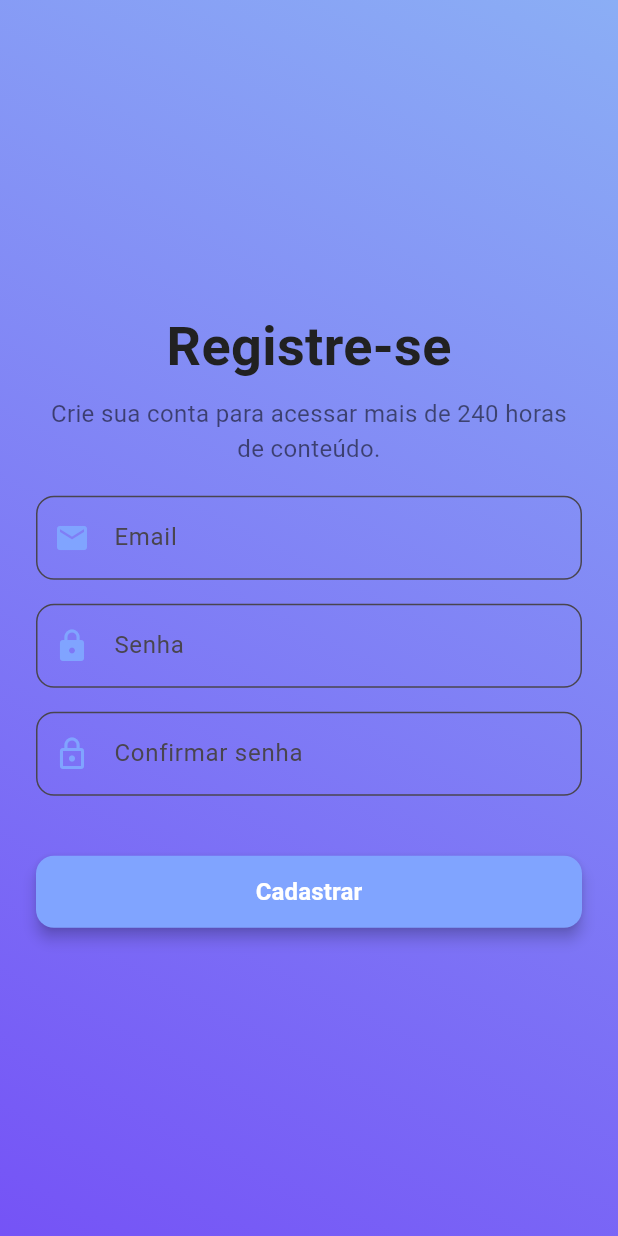
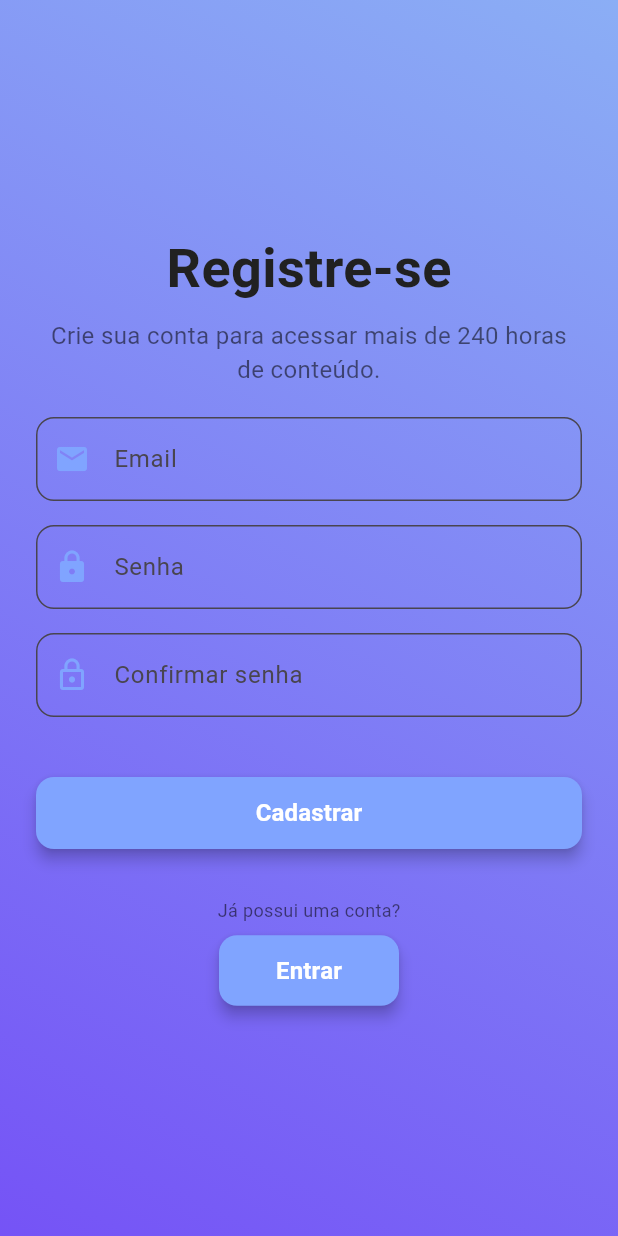
Before and after one commit to PyGodoy/courses_app, a Flutter app: the RegisterScreen screen opened by its route, on a phone screen of 412 x 824 dp. Run offline on Flutter 3.47's test engine with Material 3 defaults, Android fonts, the phone set to English and light mode, and no system bars.

Commit message:
button register and login

```diff
--- a/lib/DesignSystem/Samples/ButtonsSampleScreen/custom_button_sample_screen.dart
+++ b/lib/DesignSystem/Samples/ButtonsSampleScreen/custom_button_sample_screen.dart
@@ -1,5 +1,5 @@
 import 'package:flutter/material.dart';
-import '../../DesignSystem/components/buttons/custom_button.dart';
+import '../../components/buttons/custom_button.dart';
 
 class CustomButtonSampleScreen extends StatelessWidget {
   const CustomButtonSampleScreen({Key? key}) : super(key: key);
--- a/lib/DesignSystem/Samples/ButtonsSampleScreen/elevated_button_sample_screen.dart
+++ b/lib/DesignSystem/Samples/ButtonsSampleScreen/elevated_button_sample_screen.dart
@@ -1,6 +1,6 @@
 import 'package:courses_app/DesignSystem/components/buttons/elevated_button.dart';
 import 'package:flutter/material.dart';
-import '../../DesignSystem/shared/colors/app_colors.dart';
+import '../../shared/colors/app_colors.dart';
 
 class CustomElevatedButtonSampleScreen extends StatelessWidget {
   const CustomElevatedButtonSampleScreen({Key? key}) : super(key: key);
--- a/lib/DesignSystem/components/buttons/elevated_button.dart
+++ b/lib/DesignSystem/components/buttons/elevated_button.dart
@@ -5,29 +5,35 @@ class CustomElevatedButton extends StatelessWidget {
   final String label;
   final VoidCallback onPressed;
   final Color color;
-  final double height;
-  final double width;
+  final double? height;
+  final double? width;
+  final ButtonSize size;
 
   const CustomElevatedButton({
     Key? key,
     required this.label,
     required this.onPressed,
     this.color = AppColors.secondary, // Cor padrão
-    this.height = 48.0, // Altura padrão
-    this.width = double.infinity, // Largura padrão para preencher
+    this.height,
+    this.width,
+    this.size = ButtonSize.medium, // Tamanho padrão
   }) : super(key: key);
 
   @override
   Widget build(BuildContext context) {
+    // Define dimensões com base no tamanho
+    final double calculatedHeight = height ?? _getHeightForSize(size);
+    final double calculatedWidth = width ?? _getWidthForSize(size);
+
     return ElevatedButton(
       onPressed: onPressed,
       style: ElevatedButton.styleFrom(
-        backgroundColor: AppColors.secondary, // Cor de fundo do botão
+        backgroundColor: color, // Cor de fundo do botão
         shape: RoundedRectangleBorder(
           borderRadius: BorderRadius.circular(12), // Borda arredondada
         ),
         padding: EdgeInsets.symmetric(vertical: 12.0), // Ajuste do padding
-        minimumSize: Size(width, height), // Largura e altura mínimas
+        minimumSize: Size(calculatedWidth, calculatedHeight), // Tamanhos mínimos
         elevation: 4, // Sombra do botão
       ),
       child: Text(
@@ -40,4 +46,31 @@ class CustomElevatedButton extends StatelessWidget {
       ),
     );
   }
+
+  // Define altura baseada no tamanho
+  double _getHeightForSize(ButtonSize size) {
+    switch (size) {
+      case ButtonSize.small:
+        return 36.0;
+      case ButtonSize.medium:
+        return 48.0;
+      case ButtonSize.large:
+        return 56.0;
+    }
+  }
+
+  // Define largura baseada no tamanho
+  double _getWidthForSize(ButtonSize size) {
+    switch (size) {
+      case ButtonSize.small:
+        return 120.0;
+      case ButtonSize.medium:
+        return double.infinity; // Preenche horizontalmente
+      case ButtonSize.large:
+        return 200.0;
+    }
+  }
 }
+
+// Enum para tamanhos de botão
+enum ButtonSize { small, medium, large }
--- a/lib/scenes/home/home_router.dart
+++ b/lib/scenes/home/home_router.dart
@@ -1,10 +1,7 @@
 import 'package:courses_app/scenes/home/home_factory.dart';
 import 'package:courses_app/scenes/notifications/notifications_factory.dart';
-import 'package:courses_app/scenes/notifications/notifications_screen.dart';
 import 'package:courses_app/scenes/profile/profile_factory.dart';
-import 'package:courses_app/scenes/profile/profile_screen.dart';
 import 'package:flutter/material.dart';
-import 'home_screen.dart';
 
 class HomeRouter {
   static Route<dynamic> route(String routeName) {
--- a/lib/scenes/initialscreen/initial_screen.dart
+++ b/lib/scenes/initialscreen/initial_screen.dart
@@ -52,7 +52,7 @@ class InitialScreen extends StatelessWidget {
                     Navigator.pushReplacement(
                       context,
                       InitialRouter.generateRoute(
-                        const RouteSettings(name: '/initial/register'),
+                        const RouteSettings(name: '/initial/login'),
                       ),
                     );
                   },
--- a/lib/scenes/login/login_router.dart
+++ b/lib/scenes/login/login_router.dart
@@ -1,7 +1,6 @@
 import 'package:courses_app/scenes/home/home_factory.dart';
-import 'package:courses_app/scenes/home/home_screen.dart';
 import 'package:courses_app/scenes/login/login_factory.dart';
-import 'package:courses_app/scenes/login/login_screen.dart';
+import 'package:courses_app/scenes/register/register_factory.dart';
 import 'package:flutter/material.dart';
 
 class LoginRouter {
@@ -11,6 +10,8 @@ class LoginRouter {
         return MaterialPageRoute(builder: (context) => LoginFactory.createScreen());
       case '/home':
         return MaterialPageRoute(builder: (context) => HomeFactory.createScreen()); // Rota da HomeScreen
+      case '/register':
+        return MaterialPageRoute(builder: (context) => RegisterFactory.createScreen()); // Rota da HomeScreen
       default:
         return MaterialPageRoute(
           builder: (_) => Scaffold(
--- a/lib/scenes/profile/profile_router.dart
+++ b/lib/scenes/profile/profile_router.dart
@@ -2,9 +2,6 @@ import 'package:courses_app/scenes/login/login_factory.dart';
 import 'package:courses_app/scenes/notifications/notifications_factory.dart';
 import 'package:courses_app/scenes/profile/profile_factory.dart';
 import 'package:flutter/material.dart';
-import 'package:courses_app/scenes/profile/profile_screen.dart';
-import 'package:courses_app/scenes/notifications/notifications_screen.dart'; // Importe a tela de Notificações
-import 'package:courses_app/scenes/login/login_screen.dart'; // Importe a tela de Login
 
 class ProfileRouter {
   static Route<dynamic> generateRoute(RouteSettings settings) {
--- a/lib/scenes/register/register_router.dart
+++ b/lib/scenes/register/register_router.dart
@@ -1,7 +1,5 @@
 import 'package:courses_app/scenes/login/login_factory.dart';
 import 'package:courses_app/scenes/register/register_factory.dart';
-import 'package:courses_app/scenes/register/register_screen.dart';
-import 'package:courses_app/scenes/login/login_screen.dart'; // Importe a tela de login
 import 'package:flutter/material.dart';
 
 class RegisterRouter {
--- a/lib/scenes/register/register_screen.dart
+++ b/lib/scenes/register/register_screen.dart
@@ -2,6 +2,7 @@ import 'package:courses_app/DesignSystem/components/InputTextField/input_text_fi
 import 'package:courses_app/DesignSystem/shared/colors/app_colors.dart';
 import 'package:courses_app/DesignSystem/components/buttons/elevated_button.dart';
 import 'package:courses_app/DesignSystem/shared/typography/app_text_styles.dart';
+import 'package:courses_app/scenes/register/register_router.dart';
 import 'package:courses_app/scenes/register/register_serivce.dart';
 import 'package:flutter/material.dart';
 
@@ -73,6 +74,13 @@ class _RegisterScreenState extends State<RegisterScreen> {
         ),
       );
     }
+  }
+  void _onLoginterTap() {
+    // Ação ao clicar no botão de registrar
+    Navigator.pushReplacement(
+      context,
+      RegisterRouter.generateRoute(const RouteSettings(name: '/login')),
+    );
   }
 
   @override
@@ -155,6 +163,18 @@ class _RegisterScreenState extends State<RegisterScreen> {
                       label: 'Cadastrar',
                       onPressed: _register, // Chama a função de registro
                     ),
+                    const SizedBox(height: 32),
+                    // Texto e botão de registrar
+                    const Text(
+                      'Já possui uma conta?',
+                      style: AppTextStyles.bodyText2,
+                    ),
+                    const SizedBox(height: 8),
+                    CustomElevatedButton(
+                      label: 'Entrar',
+                      size: ButtonSize.small,
+                      onPressed: _onLoginterTap, // Ação ao clicar no botão registrar
+                    ),
                   ],
                 ),
               ),
```
Also changed, not shown: lib/scenes/initialscreen/initial_router.dart (+3 -5 lines), lib/scenes/login/login_screen.dart (+20 -1 lines).
